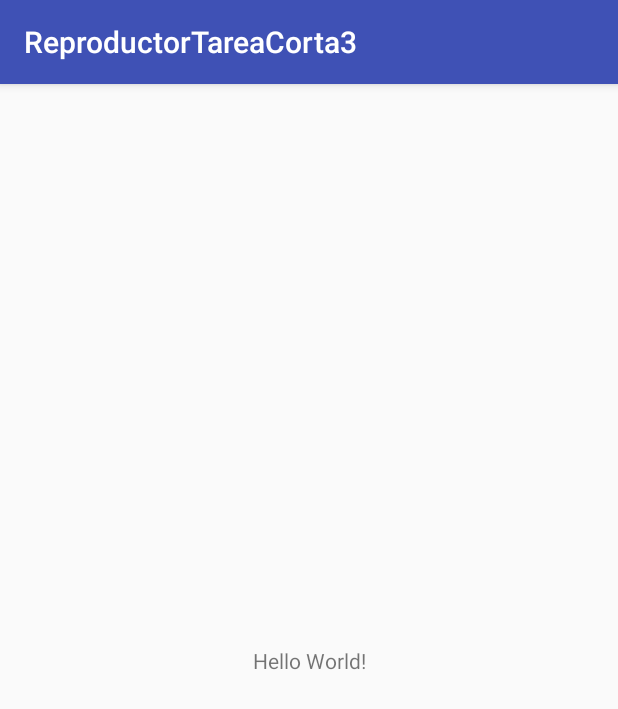
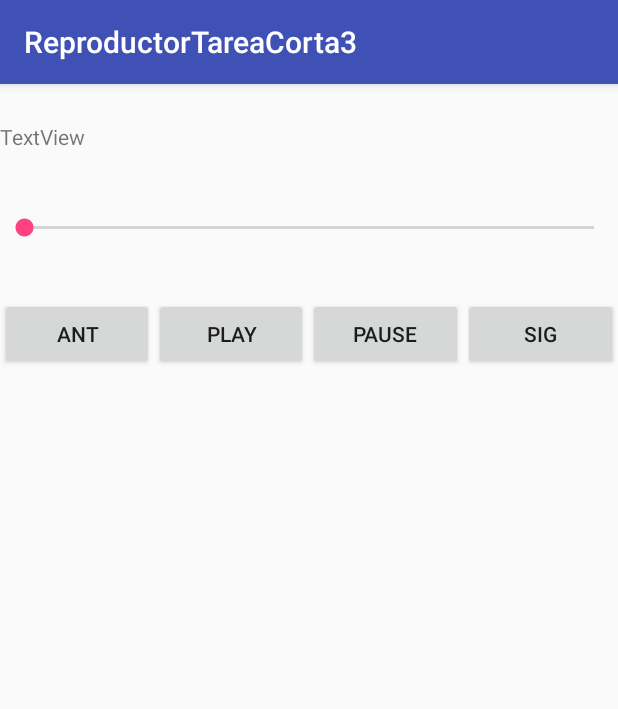
Before and after one commit to LERV/ReproductorTareaCorta3, an Android app: the screen it shows after launch (MainActivity), on a phone screen of 412 x 824 dp. Shown: the top 709 px of the screen. Run offline under Robolectric (Android 15) with nearby library versions, the phone set to English and light mode, and no system bars.

Commit message:
Versión basica

```diff
--- a/reproductorTareaCorta3/app/src/main/java/com/luis/edward/reproductortareacorta3/MainActivity.java
+++ b/reproductorTareaCorta3/app/src/main/java/com/luis/edward/reproductortareacorta3/MainActivity.java
@@ -1,13 +1,32 @@
 package com.luis.edward.reproductortareacorta3;
 
+import android.media.MediaPlayer;
 import android.support.v7.app.AppCompatActivity;
 import android.os.Bundle;
+import android.view.View;
 
 public class MainActivity extends AppCompatActivity {
+    MediaPlayer mediaPlayer;
+
+
+
 
     @Override
     protected void onCreate(Bundle savedInstanceState) {
         super.onCreate(savedInstanceState);
         setContentView(R.layout.activity_main);
     }
+
+    public void clickPlay(View view)
+    {
+        mediaPlayer = MediaPlayer.create(getApplicationContext(), R.raw.clubcant);
+        mediaPlayer.start();
+
+    }
+
+    public void clickPause(View view)
+    {
+        mediaPlayer.pause();
+
+    }
 }
--- a/reproductorTareaCorta3/app/src/main/res/layout/activity_main.xml
+++ b/reproductorTareaCorta3/app/src/main/res/layout/activity_main.xml
@@ -6,13 +6,67 @@
     android:layout_height="match_parent"
     tools:context="com.luis.edward.reproductortareacorta3.MainActivity">
 
-    <TextView
-        android:layout_width="wrap_content"
-        android:layout_height="wrap_content"
-        android:text="Hello World!"
-        app:layout_constraintBottom_toBottomOf="parent"
-        app:layout_constraintLeft_toLeftOf="parent"
-        app:layout_constraintRight_toRightOf="parent"
-        app:layout_constraintTop_toTopOf="parent" />
+    <RelativeLayout
+        android:layout_width="match_parent"
+        android:layout_height="match_parent">
 
+        <TextView
+            android:id="@+id/textView"
+            android:layout_width="match_parent"
+            android:layout_height="wrap_content"
+            android:layout_alignParentTop="true"
+            android:layout_centerHorizontal="true"
+            android:layout_marginTop="25dp"
+            android:text="TextView" />
+
+        <SeekBar
+            android:id="@+id/seekBar"
+            android:layout_width="match_parent"
+            android:layout_height="wrap_content"
+            android:layout_alignParentLeft="true"
+            android:layout_alignParentStart="true"
+            android:layout_below="@+id/textView"
+            android:layout_marginTop="42dp" />
+
+        <LinearLayout
+            android:layout_width="match_parent"
+            android:layout_height="wrap_content"
+            android:layout_alignParentLeft="true"
+            android:layout_alignParentStart="true"
+            android:layout_below="@+id/seekBar"
+            android:layout_marginTop="38dp"
+            android:orientation="horizontal">
+
+            <Button
+                android:id="@+id/button6"
+                android:layout_width="wrap_content"
+                android:layout_height="wrap_content"
+                android:layout_weight="1"
+                android:text="Ant" />
+
+            <Button
+                android:id="@+id/button7"
+                android:layout_width="wrap_content"
+                android:layout_height="wrap_content"
+                android:layout_weight="1"
+                android:onClick="clickPlay"
+                android:text="Play" />
+
+            <Button
+                android:id="@+id/button8"
+                android:layout_width="wrap_content"
+                android:layout_height="wrap_content"
+                android:layout_weight="1"
+                android:onClick="clickPause"
+                android:text="Pause" />
+
+            <Button
+                android:id="@+id/button9"
+                android:layout_width="wrap_content"
+                android:layout_height="wrap_content"
+                android:layout_weight="1"
+                android:text="Sig" />
+        </LinearLayout>
+
+    </RelativeLayout>
 </android.support.constraint.ConstraintLayout>
```
Also changed, not shown: reproductorTareaCorta3/app/src/main/res/raw/clubcant1.txt (added, +96 -0 lines), 2 other files.
